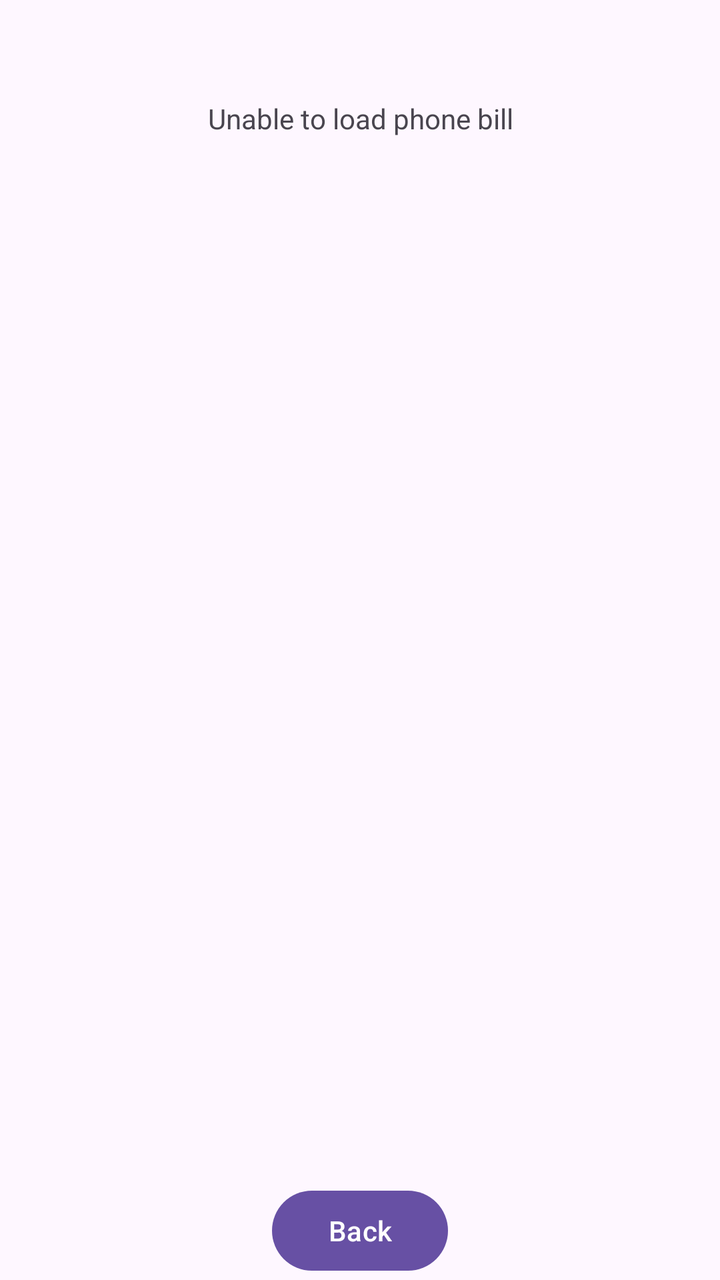
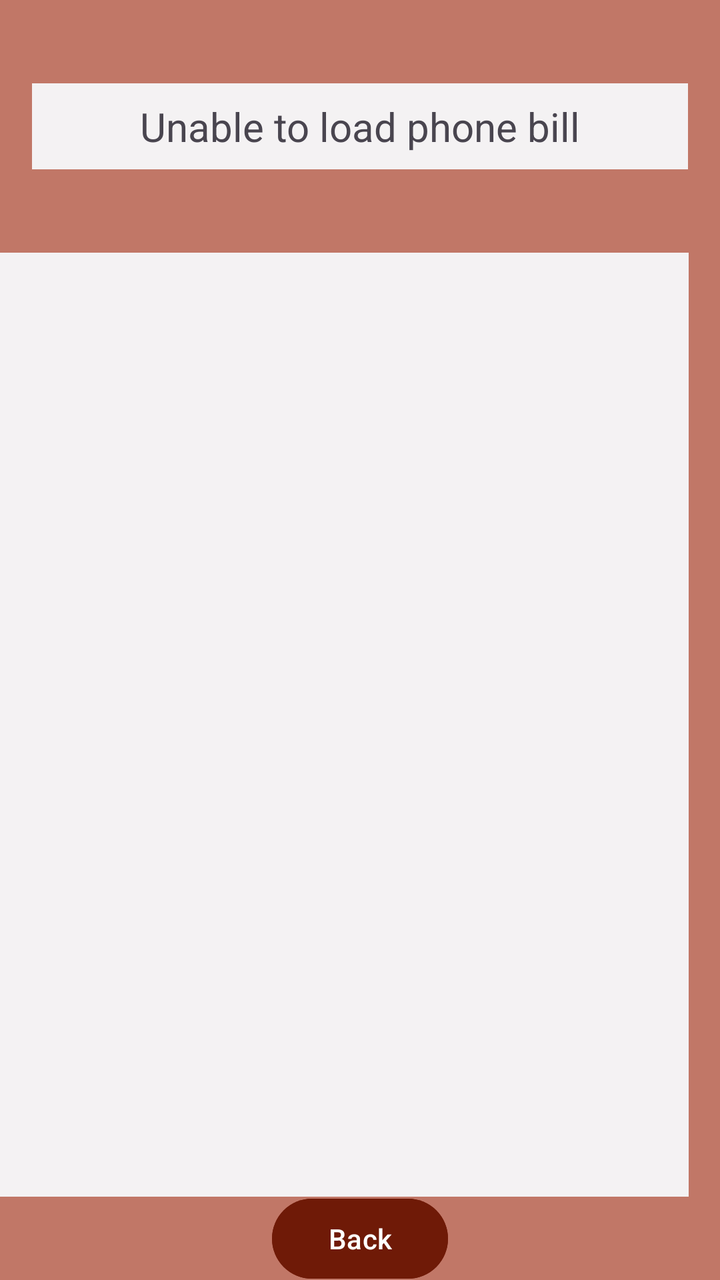

Before-and-after screenshots of an Android layout around one commit, followed by the original layout XML and the change that was made.
<!-- AndroidManifest.xml: application theme Theme.PhoneBill -->
<!-- res/layout/activity_quick_display.xml -->
<?xml version="1.0" encoding="utf-8"?>
<androidx.constraintlayout.widget.ConstraintLayout xmlns:android="http://schemas.android.com/apk/res/android"
    xmlns:app="http://schemas.android.com/apk/res-auto"
    xmlns:tools="http://schemas.android.com/tools"
    android:id="@+id/main"
    android:layout_width="match_parent"
    android:layout_height="match_parent"
    tools:context=".QuickDisplayActivity">

    <TextView
        android:id="@+id/quickDisplayCustomer"
        android:layout_width="match_parent"
        android:layout_height="wrap_content"
        android:layout_marginStart="16dp"
        android:layout_marginEnd="16dp"
        android:text="@string/load_phone_bill_failed_test"
        android:textAlignment="center"
        app:layout_constraintBottom_toTopOf="@+id/quickDisplayPhoneCallListView"
        app:layout_constraintEnd_toEndOf="parent"
        app:layout_constraintStart_toStartOf="parent"
        app:layout_constraintTop_toTopOf="parent" />

    <ListView
        android:id="@+id/quickDisplayPhoneCallListView"
        android:layout_width="380dp"
        android:layout_height="472dp"
        android:layout_marginStart="16dp"
        android:layout_marginEnd="16dp"
        app:layout_constraintBottom_toBottomOf="parent"
        app:layout_constraintEnd_toEndOf="parent"
        app:layout_constraintHorizontal_bias="1.0"
        app:layout_constraintStart_toStartOf="parent"
        app:layout_constraintTop_toBottomOf="@id/quickDisplayCustomer" />

    <Button
        android:id="@+id/backButton"
        android:layout_width="wrap_content"
        android:layout_height="wrap_content"
        android:onClick="goBackToMainActivity"
        android:text="Back"
        app:layout_constraintBottom_toBottomOf="parent"
        app:layout_constraintEnd_toEndOf="parent"
        app:layout_constraintStart_toStartOf="parent"
        app:layout_constraintTop_toBottomOf="@+id/quickDisplayPhoneCallListView" />

</androidx.constraintlayout.widget.ConstraintLayout>
<!-- resources referenced by this layout -->
<resources>
  <string name="load_phone_bill_failed_test">Unable to load phone bill</string>
  <style name="Theme.PhoneBill" parent="Base.Theme.PhoneBill" />
  <style name="Base.Theme.PhoneBill" parent="Theme.Material3.DayNight.NoActionBar">
          
          
      </style>
</resources>

<!-- the commit's change to res/layout/activity_quick_display.xml (unified diff, before → after) -->
@@ -5,6 +5,7 @@
     android:id="@+id/main"
     android:layout_width="match_parent"
     android:layout_height="match_parent"
+    android:background="@color/pink"
     tools:context=".QuickDisplayActivity">
 
     <TextView
@@ -18,7 +19,11 @@
         app:layout_constraintBottom_toTopOf="@+id/quickDisplayPhoneCallListView"
         app:layout_constraintEnd_toEndOf="parent"
         app:layout_constraintStart_toStartOf="parent"
-        app:layout_constraintTop_toTopOf="parent" />
+        app:layout_constraintTop_toTopOf="parent"
+        android:background="@color/white"
+        android:textSize="20sp"
+        android:paddingTop="8dp"
+        android:paddingBottom="8dp"/>
 
     <ListView
         android:id="@+id/quickDisplayPhoneCallListView"
@@ -30,7 +35,8 @@
         app:layout_constraintEnd_toEndOf="parent"
         app:layout_constraintHorizontal_bias="1.0"
         app:layout_constraintStart_toStartOf="parent"
-        app:layout_constraintTop_toBottomOf="@id/quickDisplayCustomer" />
+        app:layout_constraintTop_toBottomOf="@id/quickDisplayCustomer"
+        android:background="@color/white"/>
 
     <Button
         android:id="@+id/backButton"
@@ -38,6 +44,7 @@
         android:layout_height="wrap_content"
         android:onClick="goBackToMainActivity"
         android:text="Back"
+        android:backgroundTint="@color/red"
         app:layout_constraintBottom_toBottomOf="parent"
         app:layout_constraintEnd_toEndOf="parent"
         app:layout_constraintStart_toStartOf="parent"
<!-- resource entries referenced after the edit -->
@@ -1,5 +1,8 @@
 <!-- resources referenced by this layout -->
 <resources>
+  <color name="pink">#c17767</color>
+  <color name="red">#6f1a07</color>
+  <color name="white">#f4f2f3</color>
   <string name="load_phone_bill_failed_test">Unable to load phone bill</string>
   <style name="Theme.PhoneBill" parent="Base.Theme.PhoneBill" />
   <style name="Base.Theme.PhoneBill" parent="Theme.Material3.DayNight.NoActionBar">
